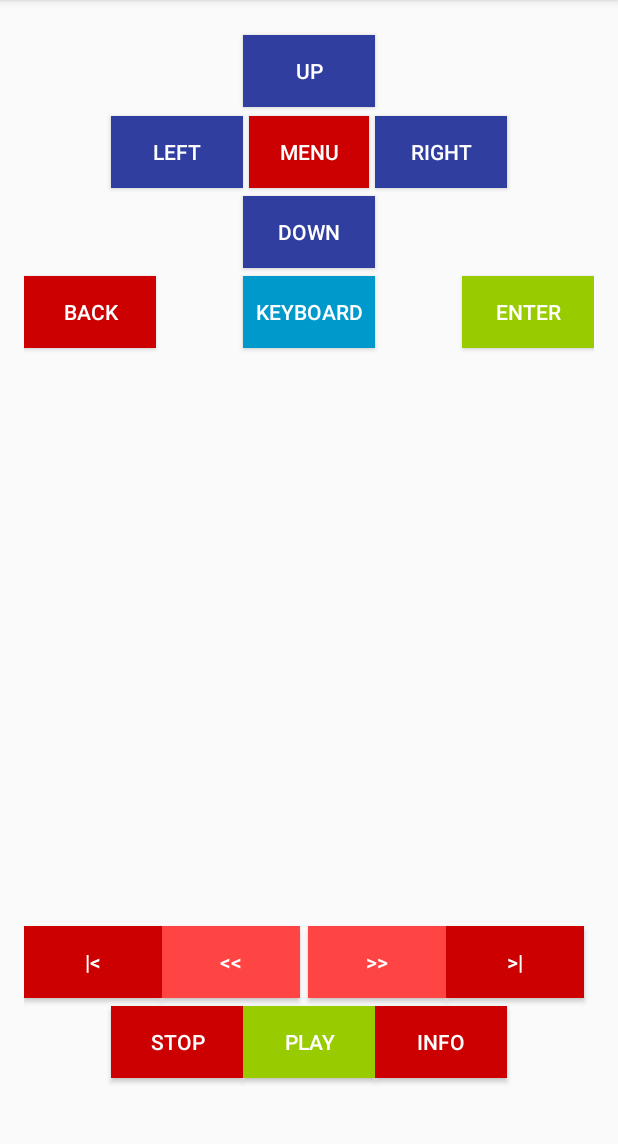
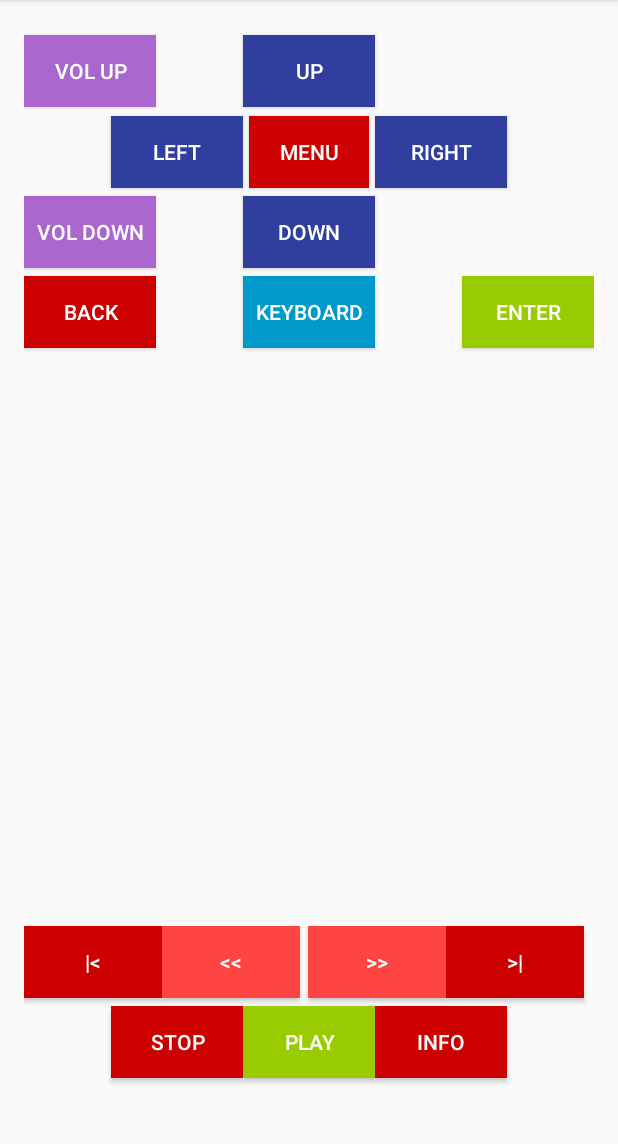
Before and after one commit to avbox/mediabox, an Android app: the screen it shows after launch (RemoteActivity), on a phone screen of 412 x 824 dp, the part 84-1228 px from its top. Run offline under Robolectric (Android 15) with nearby library versions, the phone set to English and light mode, and no system bars.

Commit message:
android: Add volume control buttons
This commit adds the volume up and volume down buttons to the android
remote control app.

```diff
--- a/android/remote/app/src/main/java/com/mediabox/mediaboxremote/RemoteActivity.java
+++ b/android/remote/app/src/main/java/com/mediabox/mediaboxremote/RemoteActivity.java
@@ -227,6 +227,14 @@ public class RemoteActivity extends AppCompatActivity
         {
             sendMessage("FF");
         }
+        else if (view == this.findViewById(R.id.btnVolUp))
+        {
+            sendMessage("VOLUP");
+        }
+        else if (view == this.findViewById(R.id.btnVolDown))
+        {
+            sendMessage("VOLDOWN");
+        }
     }
     class ClientThread implements Runnable {
         @Override
--- a/android/remote/app/src/main/res/layout/activity_remote.xml
+++ b/android/remote/app/src/main/res/layout/activity_remote.xml
@@ -208,4 +208,28 @@
         android:layout_toRightOf="@+id/btnFF"
         android:layout_toEndOf="@+id/btnFF"
         android:onClick="onButtonPressed"/>
+
+    <Button
+        android:layout_width="wrap_content"
+        android:layout_height="wrap_content"
+        android:text="Vol Up"
+        android:id="@+id/btnVolUp"
+        android:layout_alignTop="@+id/btnUp"
+        android:layout_alignParentLeft="true"
+        android:layout_alignParentStart="true"
+        android:background="@android:color/holo_purple"
+        android:textColor="#ffffff"
+        android:onClick="onButtonPressed"/>
+
+    <Button
+        android:layout_width="wrap_content"
+        android:layout_height="wrap_content"
+        android:text="Vol Down"
+        android:id="@+id/btnVolDown"
+        android:layout_alignTop="@+id/btnDown"
+        android:layout_alignParentLeft="true"
+        android:layout_alignParentStart="true"
+        android:background="@android:color/holo_purple"
+        android:textColor="#ffffff"
+        android:onClick="onButtonPressed"/>
 </RelativeLayout>
```
